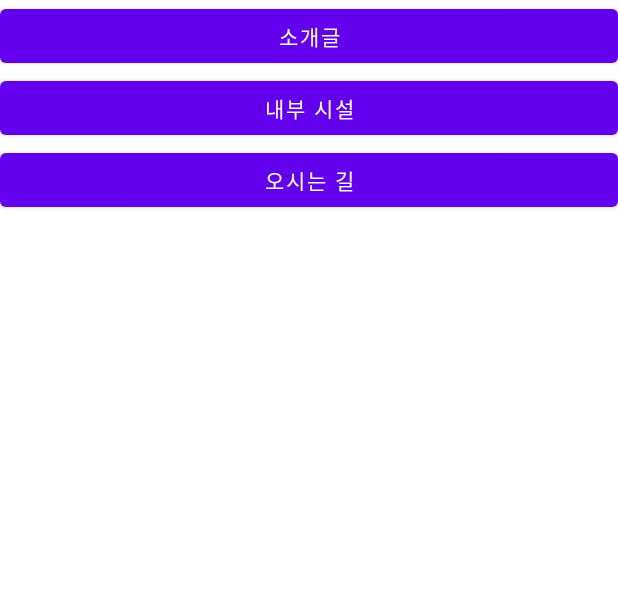
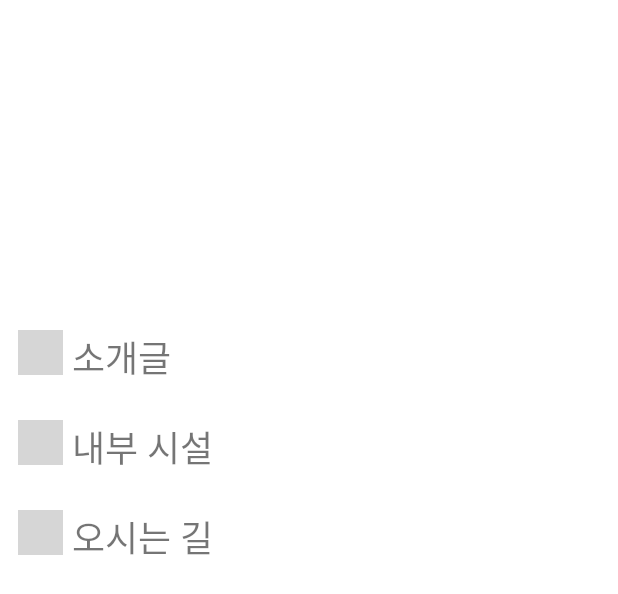
Before and after one commit to CBNU-SportsCenter/CBNU_SportsCenter, an Android app: the layout activity_introduction.xml on its own in the app's theme, with its tools: preview values and no code run, on a phone screen of 412 x 824 dp. Shown: the top 594 px of the screen. Run offline under Robolectric (Android 15) with nearby library versions, the phone set to English and light mode, and no system bars; grey boxes are pictures that could not be loaded.

Commit message:
중간 이동 페이지 UI 수정 및 버튼->TextView

```diff
--- a/CBNU_SportsCenter/app/src/main/res/layout/activity_introduction.xml
+++ b/CBNU_SportsCenter/app/src/main/res/layout/activity_introduction.xml
@@ -7,21 +7,77 @@
     android:orientation="vertical"
     tools:context=".IntroductionActivity">
 
-    <Button
-        android:id="@+id/toIntroduction"
+    <ViewFlipper
+        android:id="@+id/viewFlipper"
         android:layout_width="match_parent"
-        android:layout_height="wrap_content"
-        android:text="소개글" />
+        android:layout_height="196dp"
+        android:layout_marginBottom="24dp"
+        />
 
-    <Button
-        android:id="@+id/toFacilities"
+    <LinearLayout
         android:layout_width="match_parent"
-        android:layout_height="wrap_content"
-        android:text="내부 시설" />
+        android:layout_height="wrap_content">
 
-    <Button
-        android:id="@+id/toDirections"
+        <ImageView
+            android:id="@+id/logoView"
+            android:layout_width="30sp"
+            android:layout_height="30sp"
+            android:layout_marginLeft="12dp"
+            app:srcCompat="@drawable/logo2" />
+
+        <TextView
+            android:id="@+id/toIntroduction"
+            android:layout_width="match_parent"
+            android:layout_height="wrap_content"
+            android:layout_marginLeft="6dp"
+            android:layout_marginBottom="24dp"
+            android:fontFamily="@font/baemin"
+            android:text="소개글"
+            android:textSize="24sp" />
+    </LinearLayout>
+
+    <LinearLayout
         android:layout_width="match_parent"
-        android:layout_height="wrap_content"
-        android:text="오시는 길" />
+        android:layout_height="wrap_content">
+
+        <ImageView
+            android:id="@+id/logoView2"
+            android:layout_width="30sp"
+            android:layout_height="30sp"
+            android:layout_marginLeft="12dp"
+            app:srcCompat="@drawable/logo2" />
+
+        <TextView
+            android:id="@+id/toFacilities"
+            android:layout_width="match_parent"
+            android:layout_height="wrap_content"
+            android:layout_marginLeft="6dp"
+            android:fontFamily="@font/baemin"
+            android:layout_marginBottom="24dp"
+            android:text="내부 시설"
+            android:textSize="24sp" />
+    </LinearLayout>
+
+    <LinearLayout
+        android:layout_width="match_parent"
+        android:layout_height="wrap_content">
+
+        <ImageView
+            android:id="@+id/logoView3"
+            android:layout_width="30sp"
+            android:layout_height="30sp"
+            android:layout_marginLeft="12dp"
+            app:srcCompat="@drawable/logo2" />
+
+        <TextView
+            android:id="@+id/toDirection"
+            android:layout_width="match_parent"
+            android:layout_height="wrap_content"
+            android:layout_marginLeft="6dp"
+            android:fontFamily="@font/baemin"
+            android:layout_marginBottom="24dp"
+            android:text="오시는 길"
+            android:textSize="24sp" />
+    </LinearLayout>
+
 </LinearLayout>
--- a/CBNU_SportsCenter/app/src/main/res/layout/activity_introduction2.xml
+++ b/CBNU_SportsCenter/app/src/main/res/layout/activity_introduction2.xml
@@ -40,7 +40,7 @@
               app:srcCompat="@drawable/logo2" />
 
           <TextView
-              android:id="@+id/textView1"
+              android:id="@+id/toIntroduction"
               android:layout_width="match_parent"
               android:layout_height="wrap_content"
               android:layout_marginLeft="6dp"
@@ -90,7 +90,7 @@
               app:srcCompat="@drawable/logo2" />
 
           <TextView
-              android:id="@+id/textView2"
+              android:id="@+id/toFacilities"
               android:layout_width="match_parent"
               android:layout_height="wrap_content"
               android:layout_marginLeft="6dp"
--- a/CBNU_SportsCenter/app/src/main/res/layout/activity_main.xml
+++ b/CBNU_SportsCenter/app/src/main/res/layout/activity_main.xml
@@ -16,7 +16,7 @@
         app:layout_constraintTop_toTopOf="parent" />
 
     <TextView
-        android:id="@+id/textView1"
+        android:id="@+id/toIntroduction"
         android:layout_width="wrap_content"
         android:layout_height="wrap_content"
         android:text="TextView2"
--- a/CBNU_SportsCenter/app/src/main/res/layout/activity_signup.xml
+++ b/CBNU_SportsCenter/app/src/main/res/layout/activity_signup.xml
@@ -33,7 +33,7 @@
                 android:text="안녕하세요" />
 
             <TextView
-                android:id="@+id/textView3"
+                android:id="@+id/toDirection"
                 android:layout_width="match_parent"
                 android:layout_height="wrap_content"
                 android:text="앱을 사용하기 위한 계정을 생성해보세요" />
```
Also changed, not shown: CBNU_SportsCenter/app/src/main/java/com/example/cbnu_sportscenter/IntroductionActivity.java (+28 -4 lines), 6 other files.
